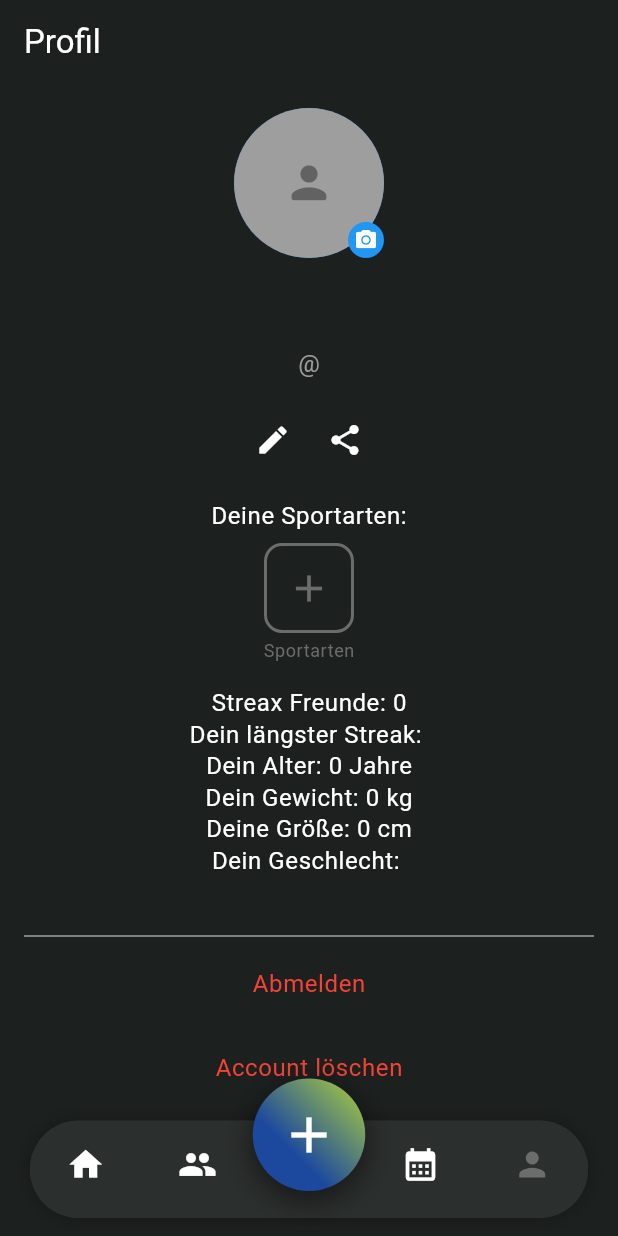
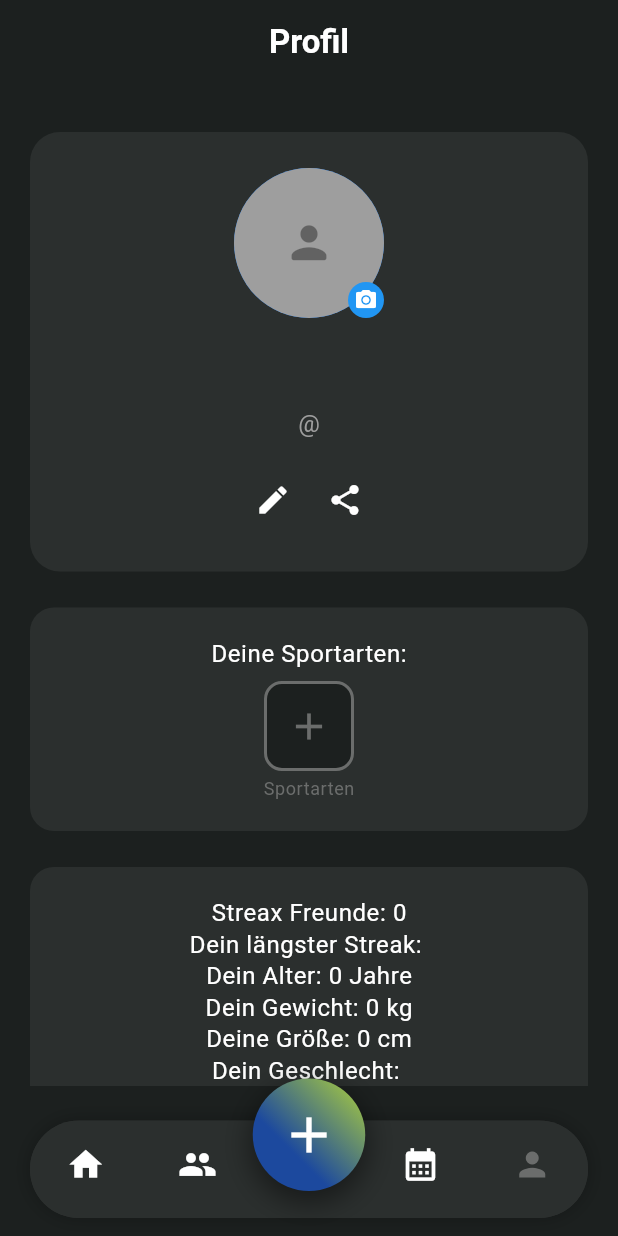
Before and after one commit to kenankusu/streax, a Flutter app: the screen it shows once a user with an empty profile is signed in, item 5 of the bottom bar chosen, on a phone screen of 412 x 824 dp. Run offline on Flutter 3.47's test engine with Material 3 defaults, Android fonts, the phone set to English and light mode, and no system bars; our stand-ins replace cloud_firestore, firebase_auth, firebase_core, firebase_storage, image_picker, smooth_page_indicator and 1 more; accounts and stored records are empty.

Commit message:
Profilseite optisch angepasst, weitere kleine anpassungen im onboarding

```diff
--- a/lib/screens/Profile/profile.dart
+++ b/lib/screens/Profile/profile.dart
@@ -59,10 +59,23 @@ class _ProfilState extends State<Profil> {
       backgroundColor: Theme.of(context).colorScheme.surface,
       appBar: AppBar(
         automaticallyImplyLeading: false,
-        backgroundColor: Theme.of(context).colorScheme.surface,
-        title: const Text('Profil', style: TextStyle(color: Colors.white)),
+        backgroundColor: Colors.transparent,
+        elevation: 0,
+        centerTitle: true,
+        title: const Text(
+          'Profil',
+          style: TextStyle(
+            color: Colors.white,
+            fontWeight: FontWeight.bold,
+            fontSize: 22,
+          ),
+          textAlign: TextAlign.center,
+        ),
         iconTheme: const IconThemeData(color: Colors.white),
-        elevation: 0,
+        flexibleSpace: Container(),
+        scrolledUnderElevation: 0,
+        surfaceTintColor: Colors.transparent,
+        shadowColor: Colors.transparent,
       ),
       body: Stack(
         children: [
@@ -85,33 +98,62 @@ class _ProfilState extends State<Profil> {
                 var userData = snapshot.data!.data() as Map<String, dynamic>;
 
                 return SingleChildScrollView(
-                  padding: const EdgeInsets.all(16),
+                  padding: const EdgeInsets.symmetric(horizontal: 20, vertical: 32),
                   child: Column(
                     crossAxisAlignment: CrossAxisAlignment.center,
                     children: [
                       // Profil Header (Avatar, Name, Edit/Share buttons)
-                      ProfileHeader(userData: userData, uid: user.uid),
-
-                      const SizedBox(height: 16),
+                      Padding(
+                        padding: const EdgeInsets.only(bottom: 24),
+                        child: Container(
+                          decoration: BoxDecoration(
+                            color: Theme.of(context).colorScheme.surfaceContainer,
+                            borderRadius: BorderRadius.circular(20),
+                          ),
+                          padding: const EdgeInsets.symmetric(vertical: 24, horizontal: 16),
+                          child: ProfileHeader(userData: userData, uid: user.uid),
+                        ),
+                      ),
 
                       // Sportarten auswählen
-                      SportIcons(userData: userData, uid: user.uid),
-
-                      const SizedBox(height: 16),
+                      Padding(
+                        padding: const EdgeInsets.only(bottom: 24),
+                        child: Container(
+                          width: double.infinity,
+                          decoration: BoxDecoration(
+                            color: Theme.of(context).colorScheme.surfaceContainer,
+                            borderRadius: BorderRadius.circular(16),
+                          ),
+                          padding: const EdgeInsets.symmetric(vertical: 20, horizontal: 16),
+                          child: SportIcons(userData: userData, uid: user.uid),
+                        ),
+                      ),
 
                       // Profil Info (Streak, Gewicht, Größe, etc.)
-                      ProfileInfo(userData: userData),
-
-                      const SizedBox(height: 32),
+                      Padding(
+                        padding: const EdgeInsets.only(bottom: 32),
+                        child: Container(
+                          width: double.infinity,
+                          decoration: BoxDecoration(
+                            color: Theme.of(context).colorScheme.surfaceContainer,
+                            borderRadius: BorderRadius.circular(16),
+                          ),
+                          padding: const EdgeInsets.symmetric(vertical: 20, horizontal: 16),
+                          child: ProfileInfo(userData: userData),
+                        ),
+                      ),
 
                       // Linie oben
-                      const Divider(color: Colors.grey),
+                      const Divider(color: Colors.grey, thickness: 0.7, height: 24),
 
                       // Bottom Actions
-                      _buildBottomActions(context, user.uid),
+                      Padding(
+                        padding: const EdgeInsets.symmetric(vertical: 12.0),
+                        child: _buildBottomActions(context, user.uid),
+                      ),
 
                       // Extra Abstand für die Navigation Bar
-                      const SizedBox(height: 20),
+                      const SizedBox(height: 40),
                     ],
                   ),
                 );
@@ -133,22 +175,43 @@ class _ProfilState extends State<Profil> {
   Widget _buildBottomActions(BuildContext context, String uid) {
     return Column(
       children: [
-        TextButton(
+        SizedBox(
+          width: double.infinity,
+          child: ElevatedButton.icon(
+            icon: Icon(Icons.logout, color: Colors.red.shade300),
+            label: Text(
+              "Abmelden",
+              style: Theme.of(context).textTheme.bodyMedium?.copyWith(color: Colors.red.shade300, fontWeight: FontWeight.bold),
+            ),
+            style: ElevatedButton.styleFrom(
+              backgroundColor: Theme.of(context).colorScheme.surfaceContainer,
+              elevation: 0,
+              shape: RoundedRectangleBorder(borderRadius: BorderRadius.circular(16)),
+              side: BorderSide(color: Colors.red.shade300, width: 1.2),
+              padding: const EdgeInsets.symmetric(vertical: 16),
+            ),
             onPressed: () async {
               await _auth.signOut();
-            Navigator.of(
-              context,
-            ).pushNamedAndRemoveUntil('/', (route) => false);
+              Navigator.of(context).pushNamedAndRemoveUntil('/', (route) => false);
             },
-          child: Text(
-            "Abmelden",
-            style: Theme.of(
-              context,
-            ).textTheme.bodySmall?.copyWith(color: Colors.red),
           ),
         ),
-        const SizedBox(height: 8),
-        TextButton(
+        const SizedBox(height: 12),
+        SizedBox(
+          width: double.infinity,
+          child: ElevatedButton.icon(
+            icon: Icon(Icons.delete_forever, color: Colors.red.shade400),
+            label: Text(
+              "Account löschen",
+              style: Theme.of(context).textTheme.bodyMedium?.copyWith(color: Colors.red.shade400, fontWeight: FontWeight.bold),
+            ),
+            style: ElevatedButton.styleFrom(
+              backgroundColor: Theme.of(context).colorScheme.surfaceContainer,
+              elevation: 0,
+              shape: RoundedRectangleBorder(borderRadius: BorderRadius.circular(16)),
+              side: BorderSide(color: Colors.red.shade400, width: 1.2),
+              padding: const EdgeInsets.symmetric(vertical: 16),
+            ),
             onPressed: () {
               DeleteAccountDialog.show(context, uid, (isDeleting) {
                 setState(() {
@@ -156,11 +219,6 @@ class _ProfilState extends State<Profil> {
                 });
               });
             },
-          child: Text(
-            "Account löschen",
-            style: Theme.of(
-              context,
-            ).textTheme.bodySmall?.copyWith(color: Colors.red),
           ),
         ),
       ],
--- a/lib/screens/Welcome/welcome.dart
+++ b/lib/screens/Welcome/welcome.dart
@@ -313,22 +313,28 @@ class _WelcomePageState extends State<WelcomePage> {
                             ),
                             child: Row(
                               children: [
-                                Icon(Icons.cake_outlined, color: Colors.white),
-                                SizedBox(width: 12),
+                                Padding(
+                                  padding: EdgeInsets.symmetric(vertical: 18.0, horizontal: 16.0),
+                                  child: Icon(Icons.cake_outlined, color: Colors.white),
+                                ),
                                 Expanded(
                                   child: Padding(
-                                    padding: EdgeInsets.symmetric(vertical: 8.0, horizontal: 4.0),
+                                    padding: EdgeInsets.symmetric(vertical: 18.0, horizontal: 0.0),
                                     child: Text(
                                       selectedBirthdate != null
                                         ? '${selectedBirthdate!.day.toString().padLeft(2, '0')}.${selectedBirthdate!.month.toString().padLeft(2, '0')}.${selectedBirthdate!.year}'
                                         : 'Geburtsdatum',
                                       style: TextStyle(
-                                        color: Colors.white
+                                        color: Colors.white,
+                                        fontSize: 16,
                                       ),
                                     ),
                                   ),
                                 ),
-                                Icon(Icons.arrow_drop_down, color: Theme.of(context).colorScheme.onSurface),
+                                Padding(
+                                  padding: EdgeInsets.symmetric(vertical: 18.0, horizontal: 16.0),
+                                  child: Icon(Icons.arrow_drop_down, color: Theme.of(context).colorScheme.onSurface),
+                                ),
                               ],
                             ),
                           ),
--- a/lib/screens/introscreens/introPage2.dart
+++ b/lib/screens/introscreens/introPage2.dart
@@ -67,8 +67,8 @@ class IntroPage2 extends StatelessWidget{
               Padding(
                 padding: const EdgeInsets.only(top: 24.0),
                 child: Image.asset(
-                  'assets/images/streax-homepage-screenhot.png',
-                  height: 3000,
+                  'assets/images/homepage-screenshot.png',
+                  height: 300,
                   fit: BoxFit.contain,
                 ),
               ),
--- a/pubspec.yaml
+++ b/pubspec.yaml
@@ -85,7 +85,7 @@ flutter:
     - assets/animations/streax-splash-animation.gif
     - assets/animations/streax-loading.gif
     - assets/images/streaxpresi.png
-    - assets/images/streax-homepage-screenhot.png
+    - assets/images/homepage-screenshot.png
 
   # To add assets to your application, add an assets section, like this:
   # assets:
```
Also changed, not shown: assets/images/homepage-screenshot.png (renamed from assets/images/streax-homepage-screenshot.png). Lines whose indentation alone changed are shown as unchanged.
